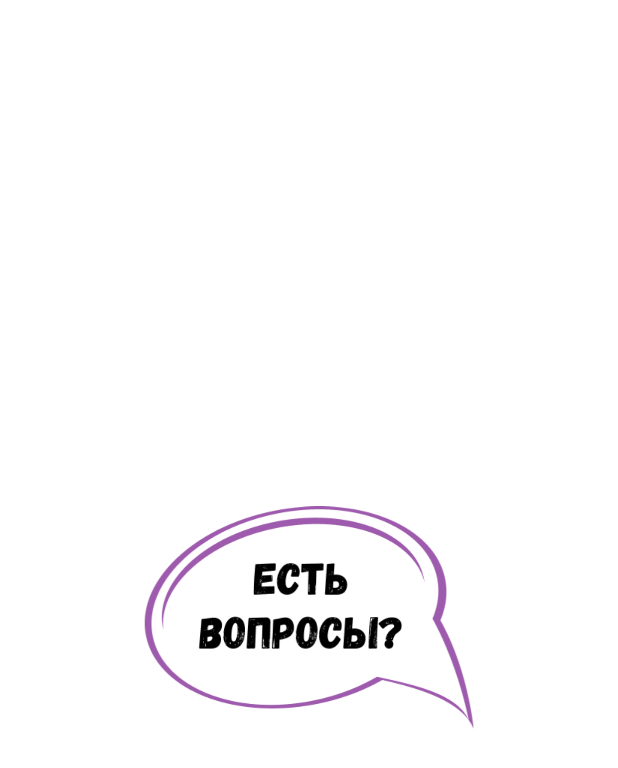
After one commit to AEfremov/AnyQuestions, an Android app: the layout activity_splash.xml on its own in the app's theme, with its tools: preview values and no code run, on a phone screen of 412 x 824 dp. The commit adds this screen. Shown: the top 768 px of the screen. Run offline under Robolectric (Android 15) with nearby library versions, the light colour scheme and no system bars.

Commit message:
Ui refactoring. New fonts added.

```diff
--- a/app/src/main/AndroidManifest.xml
+++ b/app/src/main/AndroidManifest.xml
@@ -23,7 +23,7 @@
         <activity
             android:name=".SplashActivity"
             android:screenOrientation="sensorPortrait"
-            android:theme="@style/SplashTheme">
+            android:theme="@style/AppTheme">
             <intent-filter>
                 <action android:name="android.intent.action.MAIN" />
 
--- a/app/src/main/java/com/efremov/anyquestions/RootActivity.kt
+++ b/app/src/main/java/com/efremov/anyquestions/RootActivity.kt
@@ -5,6 +5,7 @@ import android.content.Intent
 import android.os.Bundle
 import android.os.Handler
 import android.util.Log
+import androidx.lifecycle.ViewModelProviders
 
 class RootActivity : BaseActivity() {
 
@@ -13,6 +14,8 @@ class RootActivity : BaseActivity() {
 
     private val currentFragment
         get() = supportFragmentManager.findFragmentById(R.id.mainContainer) as BaseFragment?
+
+    private lateinit var rootViewModel: RootViewModel
 
     private lateinit var dbWorkerThread: DbWorkerThread
     private val uiHandler = Handler()
@@ -32,6 +35,8 @@ class RootActivity : BaseActivity() {
 //        )
 //        setupActionBarWithNavController(navController, appBarConfiguration)
 //        navView.setupWithNavController(navController)
+
+        rootViewModel = ViewModelProviders.of(this).get(RootViewModel::class.java)
 
         dbWorkerThread = DbWorkerThread("dbWorkerThread")
         dbWorkerThread.start()
--- a/app/src/main/java/com/efremov/anyquestions/SplashActivity.kt
+++ b/app/src/main/java/com/efremov/anyquestions/SplashActivity.kt
@@ -6,7 +6,10 @@ import android.os.Handler
 import android.view.WindowManager
 import com.efremov.anyquestions.RootActivity
 
-class SplashActivity : AppCompatActivity() {
+class SplashActivity : BaseActivity() {
+
+    override val layoutRes: Int
+        get() = R.layout.activity_splash
 
     override fun onCreate(savedInstanceState: Bundle?) {
         super.onCreate(savedInstanceState)
--- a/app/src/main/res/drawable-v24/background_splash.xml
+++ b/app/src/main/res/drawable-v24/background_splash.xml
@@ -4,6 +4,6 @@
     <item>
         <bitmap
             android:gravity="center"
-            android:src="@drawable/group" />
+            android:src="@drawable/logo_questions" />
     </item>
 </layer-list>
--- /dev/null
+++ b/app/src/main/res/drawable/ic_question_24dp.xml
@@ -0,0 +1,4 @@
+<vector android:height="24.271494dp" android:viewportHeight="149"
+    android:viewportWidth="221" android:width="36dp" xmlns:android="http://schemas.android.com/apk/res/android">
+    <path android:fillColor="#9E5AAD" android:pathData="M198.038,76.126C201.745,67.389 203.003,58.321 201.348,49.253C194.795,13.379 144.69,-7.537 89.423,2.524C34.155,12.585 -5.36,49.849 1.193,85.723C7.745,121.598 57.85,142.513 113.118,132.453C130.327,129.342 146.014,123.517 159.252,115.972C179.506,120.671 212.004,128.812 220.212,148.47C220.212,148.537 216.77,109.485 198.038,76.126Z"/>
+</vector>
--- a/app/src/main/res/layout/activity_question.xml
+++ b/app/src/main/res/layout/activity_question.xml
@@ -25,7 +25,8 @@
         app:layout_constraintBottom_toBottomOf="parent"
         android:layout_marginBottom="40dp"
         android:enabled="false"
-        app:typeFaceAsset="fonts/forward.otf"
+        app:typeFaceAsset="fonts/Gagalin-Regular.otf"
+        android:letterSpacing="0.05"
         style="@style/CustomFontStyle"/>
 
     <TextView
--- /dev/null
+++ b/app/src/main/res/layout/activity_splash.xml
@@ -0,0 +1,13 @@
+<?xml version="1.0" encoding="utf-8"?>
+<RelativeLayout
+    xmlns:android="http://schemas.android.com/apk/res/android"
+    android:layout_width="match_parent"
+    android:layout_height="match_parent"
+    android:background="@android:color/white">
+
+    <ImageView
+        android:layout_width="220dp"
+        android:layout_height="150dp"
+        android:layout_centerInParent="true"
+        android:src="@drawable/logo_questions"/>
+</RelativeLayout>
--- a/app/src/main/res/menu/main_bottom_menu.xml
+++ b/app/src/main/res/menu/main_bottom_menu.xml
@@ -4,7 +4,7 @@
     <item
         android:id="@+id/tab_questions"
         android:title="Вопросы"
-        android:icon="@drawable/ic_sentiment_satisfied_black_24dp"/>
+        android:icon="@drawable/ic_question_24dp"/>
 
     <item
         android:id="@+id/tab_settings"
```
Also changed, not shown: app/src/main/java/com/efremov/anyquestions/RootViewModel.kt (added, +42 -0 lines), app/src/main/res/layout/fragment_settings.xml (+5 -5 lines), app/src/main/res/layout/main_fragment.xml (+4 -3 lines), app/src/main/assets/fonts/Gagalin-Regular.otf (added), app/src/main/assets/fonts/Golos-Text-Medium.ttf (added), app/src/main/assets/fonts/SkolSerifa.ttf (added), app/src/main/res/drawable/group.png (deleted), app/src/main/res/drawable/logo_questions.png (added).
